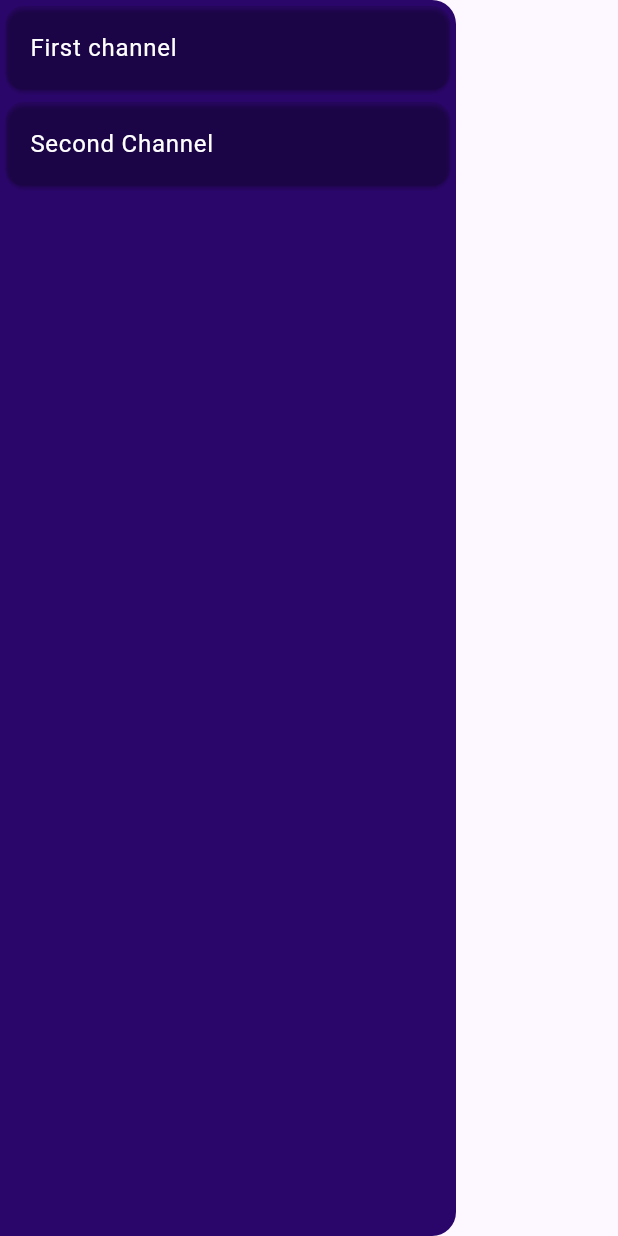
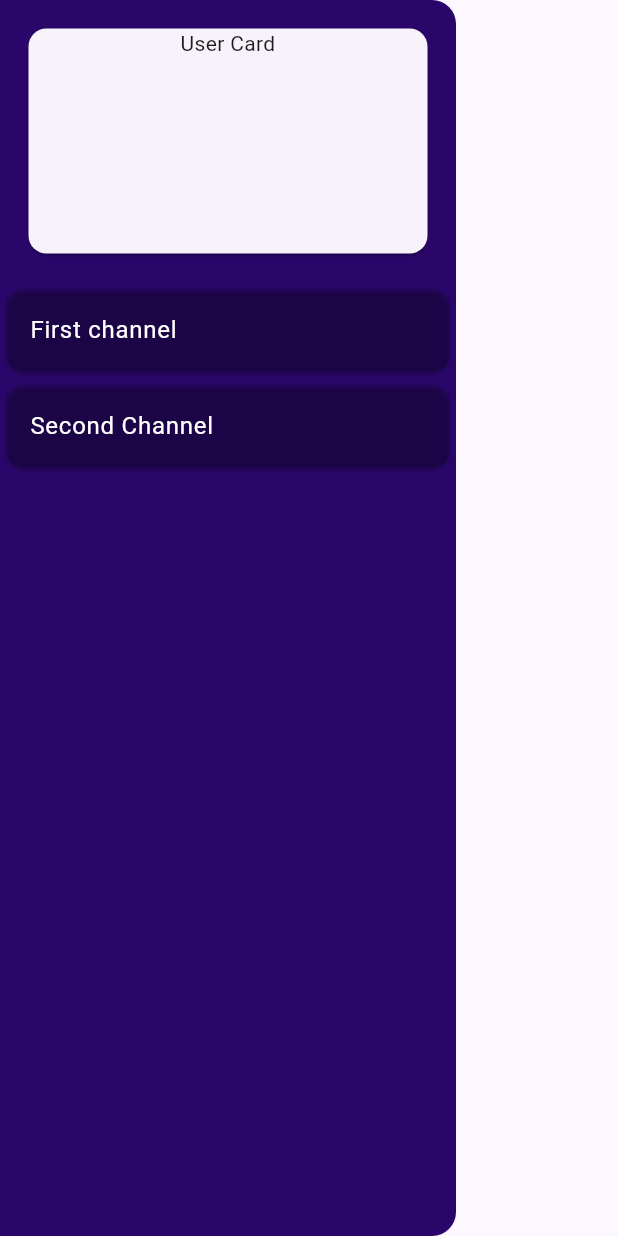
Before and after one commit to Mondal-Prasun/Ciscord, a Flutter app: the ChannelDrawer widget shown alone on an empty page, opened directly, on a phone screen of 412 x 824 dp. Run offline on Flutter 3.47's test engine with Material 3 defaults, Android fonts, the phone set to English and light mode, and no system bars; our stand-ins replace firebase_auth, firebase_core, firebase_storage, flutter_riverpod, google_fonts, image_picker and 1 more; accounts and stored records are empty; network calls fail.

Commit message:
added user card after login

```diff
--- a/lib/widgets/drawer.dart
+++ b/lib/widgets/drawer.dart
@@ -1,16 +1,90 @@
 import 'package:ciscord/provider/channel_provider.dart';
 import 'package:ciscord/widgets/channel_tile.dart';
+import 'package:firebase_auth/firebase_auth.dart';
+import 'package:firebase_storage/firebase_storage.dart';
 import 'package:flutter/material.dart';
 import 'package:flutter_riverpod/flutter_riverpod.dart';
 
-class ChannelDrawer extends ConsumerWidget {
+class ChannelDrawer extends ConsumerStatefulWidget {
   const ChannelDrawer({super.key});
+
   @override
-  Widget build(BuildContext context, WidgetRef ref) {
+  ConsumerState<ChannelDrawer> createState() {
+    return _ChannelDrawerState();
+  }
+}
+
+class _ChannelDrawerState extends ConsumerState<ChannelDrawer> {
+  Widget userCard = const Card(
+    child: SizedBox(
+      height: 150,
+      width: double.infinity,
+      child: Text(
+        "User Card",
+        textAlign: TextAlign.center,
+      ),
+    ),
+  );
+  String? _userImage;
+  String? _userName;
+
+  void loadUserCard() {
+    FirebaseAuth.instance.authStateChanges().listen((user) async {
+      if (user != null) {
+        _userName = user.displayName;
+
+        final storageRef = FirebaseStorage.instance.ref();
+
+        storageRef
+            .child("images/${user.uid}/userImage")
+            .getDownloadURL()
+            .then((imageUrl) {
+          setState(() {
+            userCard = Card(
+              child: Column(
+                children: [
+                  SizedBox(
+                    height: 150,
+                    width: double.infinity,
+                    child: Image.network(
+                      imageUrl,
+                      fit: BoxFit.cover,
+                    ),
+                  ),
+                  Text(
+                    user.displayName!,
+                    style: Theme.of(context).textTheme.titleLarge!.copyWith(
+                          fontWeight: FontWeight.bold,
+                        ),
+                  ),
+                ],
+              ),
+            );
+          });
+        });
+      }
+    });
+  }
+
+  @override
+  void initState() {
+    super.initState();
+    loadUserCard();
+  }
+
+  @override
+  Widget build(BuildContext context) {
     final channelSet = ref.watch(channelData);
 
     return Drawer(
       backgroundColor: Theme.of(context).colorScheme.onPrimaryContainer,
+      child: Column(
+        children: [
+          Padding(
+            padding: const EdgeInsets.all(15),
+            child: userCard,
+          ),
+          Expanded(
             child: ListView.builder(
               itemCount: channelSet.length,
               itemBuilder: (context, index) {
@@ -20,6 +94,9 @@ class ChannelDrawer extends ConsumerWidget {
                 );
               },
             ),
+          ),
+        ],
+      ),
     );
   }
 }
```
Lines whose indentation alone changed are shown as unchanged.
